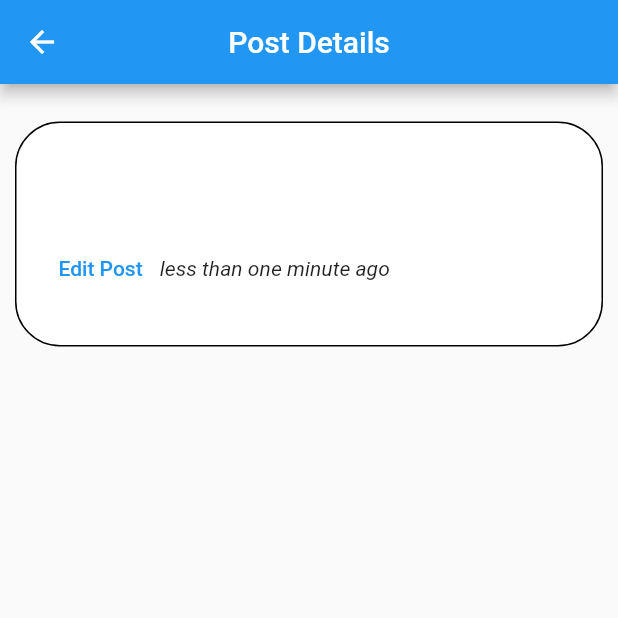
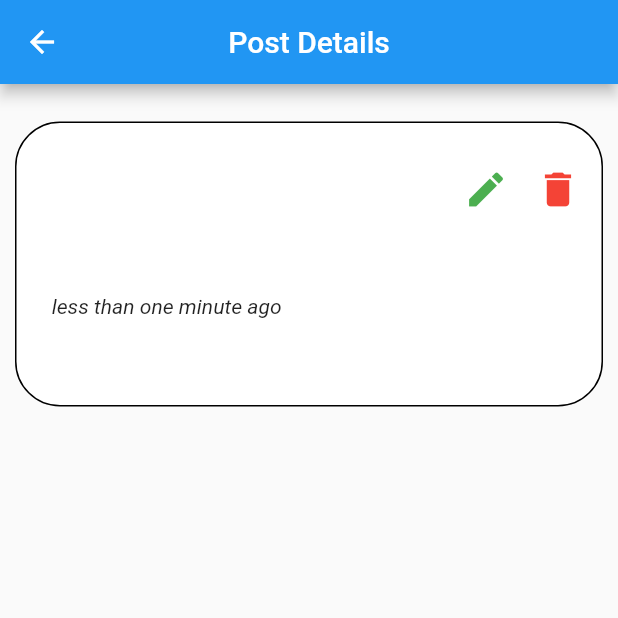
Before and after one commit to NomanShariq/Social_app, a Flutter app: the PostDetails screen opened directly with empty values, on a phone screen of 412 x 824 dp, the top half of it. Run offline on Flutter 3.47's test engine with Material 2 defaults, Android fonts, the phone set to English and light mode, and no system bars; our stand-ins replace get.

Commit message:
working on going

```diff
--- a/lib/screens/post_details.dart
+++ b/lib/screens/post_details.dart
@@ -1,12 +1,17 @@
 import 'package:flutter/material.dart';
 import 'package:get/get.dart';
-import 'package:provider/provider.dart';
+
 import 'package:social_app/model/post_model.dart';
 import 'package:social_app/screens/update_postscreen.dart';
 
 class PostDetails extends StatelessWidget {
   final PostModel posts;
-  const PostDetails({super.key, required this.posts});
+  final Function deletePost;
+  const PostDetails({
+    Key? key,
+    required this.posts,
+    required this.deletePost,
+  }) : super(key: key);
 
   @override
   Widget build(BuildContext context) {
@@ -16,7 +21,7 @@ class PostDetails extends StatelessWidget {
         centerTitle: true,
       ),
       body: Container(
-        height: 150,
+        height: 190,
         width: 400,
         margin: EdgeInsets.symmetric(horizontal: 10, vertical: 25),
         decoration: BoxDecoration(
@@ -24,33 +29,49 @@ class PostDetails extends StatelessWidget {
           border: Border.all(color: Colors.black, width: 1),
           borderRadius: BorderRadius.circular(30),
         ),
-        padding: EdgeInsets.fromLTRB(20, 20, 0, 0),
+        padding: EdgeInsets.fromLTRB(20, 20, 5, 0),
         child: Column(
           crossAxisAlignment: CrossAxisAlignment.start,
           children: [
-            Text(
-              posts.title,
-              style: TextStyle(fontSize: 28, fontWeight: FontWeight.bold),
+            Row(
+              mainAxisAlignment: MainAxisAlignment.spaceBetween,
+              children: [
+                Text(
+                  posts.title,
+                  style: TextStyle(fontSize: 28, fontWeight: FontWeight.bold),
+                ),
+                Row(
+                  children: [
+                    IconButton(
+                        iconSize: 30,
+                        color: Colors.green,
+                        onPressed: () {
+                          Get.to(() => UpdatePostScreen(posts));
+                        },
+                        icon: Icon(Icons.edit)),
+                    IconButton(
+                        iconSize: 30,
+                        color: Colors.red,
+                        onPressed: (() => deletePost),
+                        icon: Icon(Icons.delete)),
+                  ],
+                )
+              ],
             ),
-            Text(posts.subtitle, style: TextStyle(fontSize: 17)),
+            Text(posts.subtitle,
+                style: TextStyle(fontSize: 17, color: Colors.grey)),
+            SizedBox(height: 5),
             Row(
               mainAxisAlignment: MainAxisAlignment.start,
               children: [
-                TextButton(
-                    onPressed: () {
-                      Get.to(() => UpdatePostScreen());
-                    },
-                    child: Text(
-                      "Edit Post",
-                      style: TextStyle(),
-                    )),
-                Text(posts.description),
-                Text(
-                  " less than one minute ago",
-                  style: TextStyle(fontStyle: FontStyle.italic),
-                )
+                Expanded(child: Text(posts.description)),
               ],
             ),
+            SizedBox(height: 5),
+            Text(
+              " less than one minute ago",
+              style: TextStyle(fontStyle: FontStyle.italic),
+            )
           ],
         ),
       ),
--- a/pubspec.yaml
+++ b/pubspec.yaml
@@ -39,6 +39,7 @@ dependencies:
   get: ^4.6.5
   provider: ^6.0.5
   uuid: ^3.0.6
+  intl: ^0.18.0
 
 
 dev_dependencies:
```
Also changed, not shown: lib/main.dart (+8 -1 lines), lib/model/post_model.dart (+0 -28 lines), lib/screens/home_screen.dart (+31 -21 lines), lib/screens/update_postscreen.dart (+59 -4 lines), pubspec.lock.
